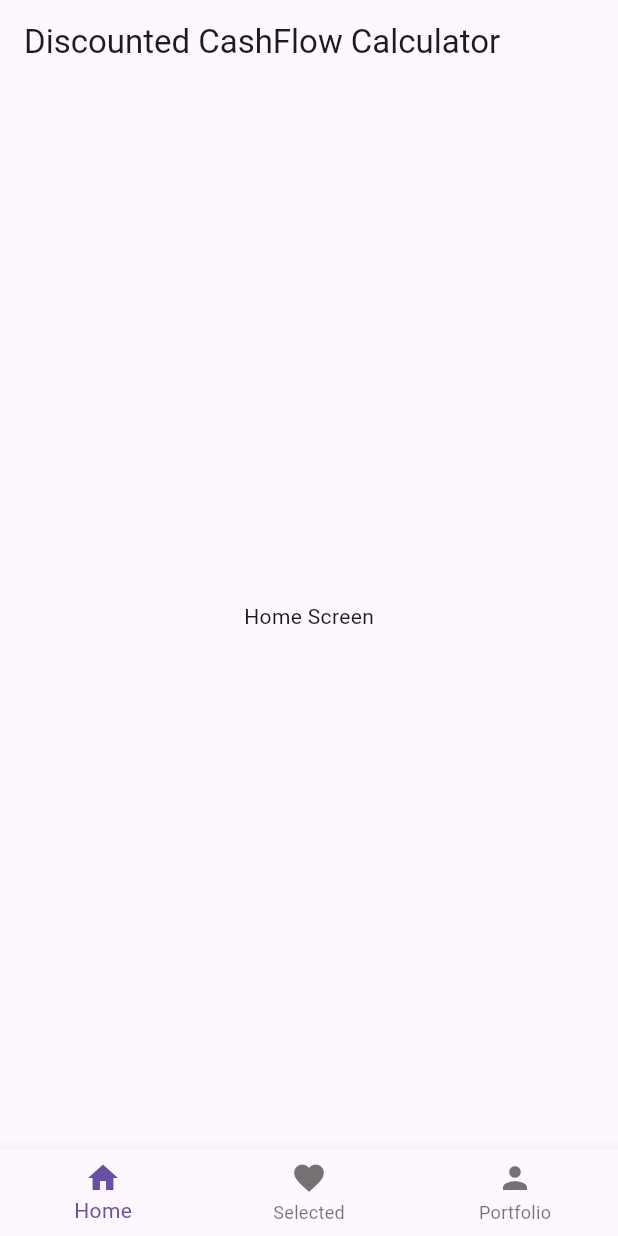
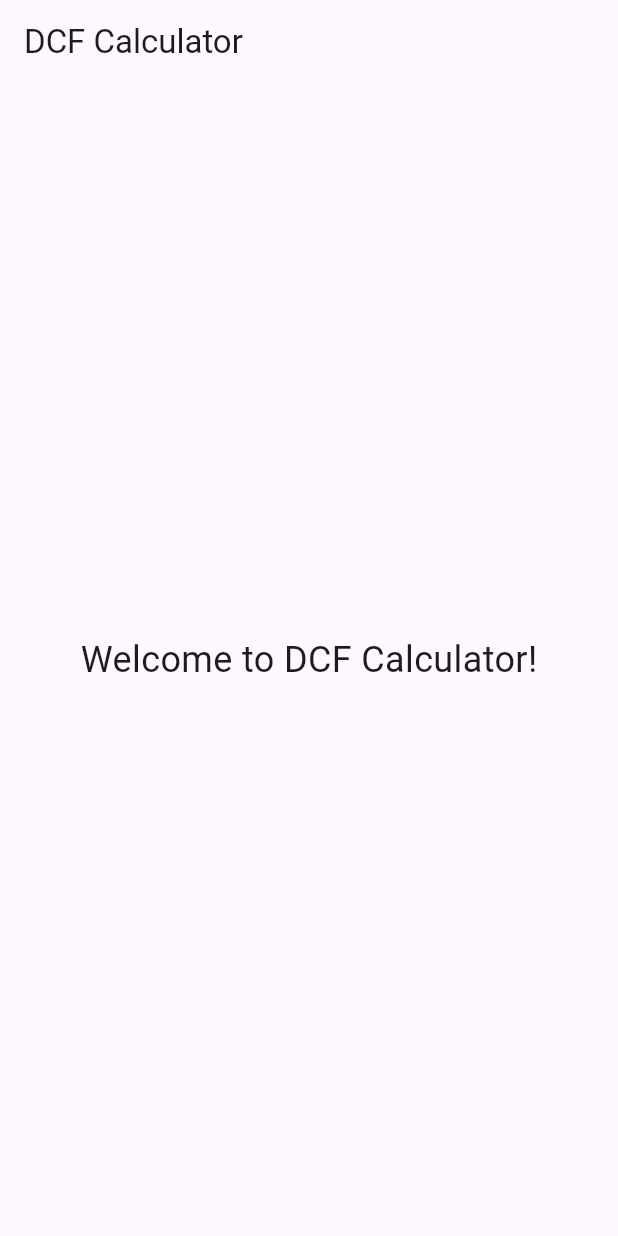
Before and after one commit to rahilmuhammedck/dcf-calculator, a Flutter app: the screen it shows after launch, on a phone screen of 412 x 824 dp. Run offline on Flutter 3.47's test engine with Material 3 defaults, Android fonts, the phone set to English and light mode, and no system bars.

Commit message:
Update main.dart

````diff
--- a/lib/main.dart
+++ b/lib/main.dart
@@ -1,91 +1,44 @@
 import 'package:flutter/material.dart';
 
-void main() => runApp(MyApp());
+void main() {
+  runApp(DCFCalculatorApp());
+}
 
-class MyApp extends StatelessWidget {
+class DCFCalculatorApp extends StatelessWidget {
   @override
   Widget build(BuildContext context) {
     return MaterialApp(
-      debugShowCheckedModeBanner: false,
       title: 'DCF Calculator',
       theme: ThemeData(
         primarySwatch: Colors.blue,
       ),
-      home: MyHomePage(),
+      home: DCFCalculatorScreen(),
     );
   }
 }
 
-class MyHomePage extends StatefulWidget {
+class DCFCalculatorScreen extends StatefulWidget {
   @override
-  _MyHomePageState createState() => _MyHomePageState();
+  _DCFCalculatorScreenState createState() => _DCFCalculatorScreenState();
 }
 
-class _MyHomePageState extends State<MyHomePage> {
-  int _currentIndex = 0;
-
-  final List<Widget> _tabs = [
-    HomeScreen(),
-    FavoritesScreen(),
-    ProfileScreen(),
-  ];
+class _DCFCalculatorScreenState extends State<DCFCalculatorScreen> {
+  // Add your state variables and logic here
 
   @override
   Widget build(BuildContext context) {
     return Scaffold(
       appBar: AppBar(
-        title: Text('Discounted CashFlow Calculator'),
+        title: Text('DCF Calculator'),
       ),
-      body: _tabs[_currentIndex],
-      bottomNavigationBar: BottomNavigationBar(
-        currentIndex: _currentIndex,
-        onTap: (int index) {
-          setState(() {
-            _currentIndex = index;
-          });
-        },
-        items: [
-          BottomNavigationBarItem(
-            icon: Icon(Icons.home),
-            label: 'Home',
-          ),
-          BottomNavigationBarItem(
-            icon: Icon(Icons.favorite),
-            label: 'Selected',
-          ),
-          BottomNavigationBarItem(
-            icon: Icon(Icons.person),
-            label: 'Portfolio',
-          ),
-        ],
+      body: Center(
+        // Add your UI components here
+        child: Text(
+          'Welcome to DCF Calculator!',
+          style: TextStyle(fontSize: 24),
+        ),
       ),
     );
   }
 }
-
-class HomeScreen extends StatelessWidget {
-  @override
-  Widget build(BuildContext context) {
-    return Center(
-      child: Text('Home Screen'),
-    );
-  }
-}
-
-class FavoritesScreen extends StatelessWidget {
-  @override
-  Widget build(BuildContext context) {
-    return Center(
-      child: Text('Favorites Screen'),
-    );
-  }
-}
-
-class ProfileScreen extends StatelessWidget {
-  @override
-  Widget build(BuildContext context) {
-    return Center(
-      child: Text('Profile Screen'),
-    );
-  }
-}
+```
````
